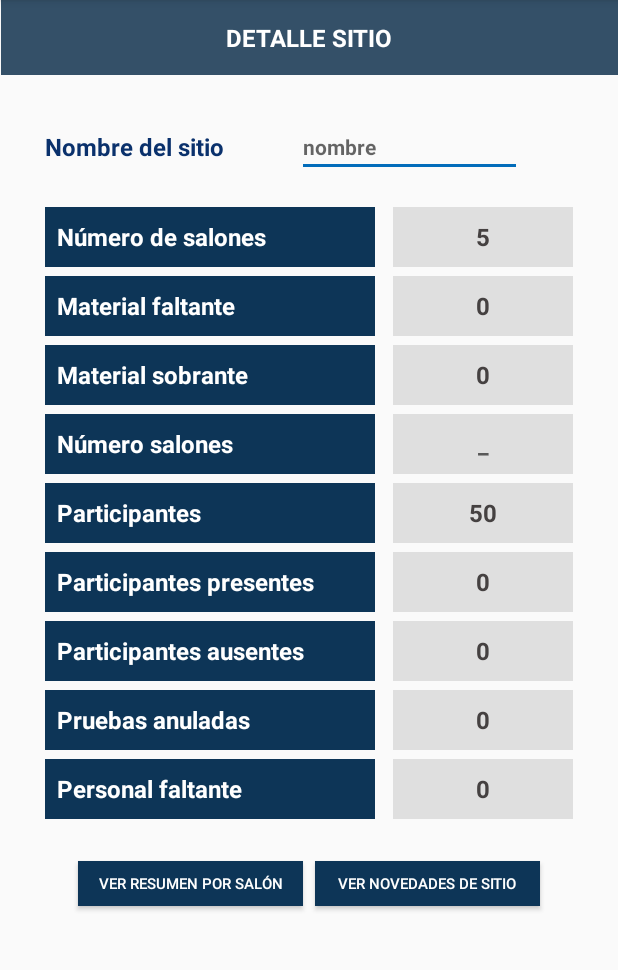
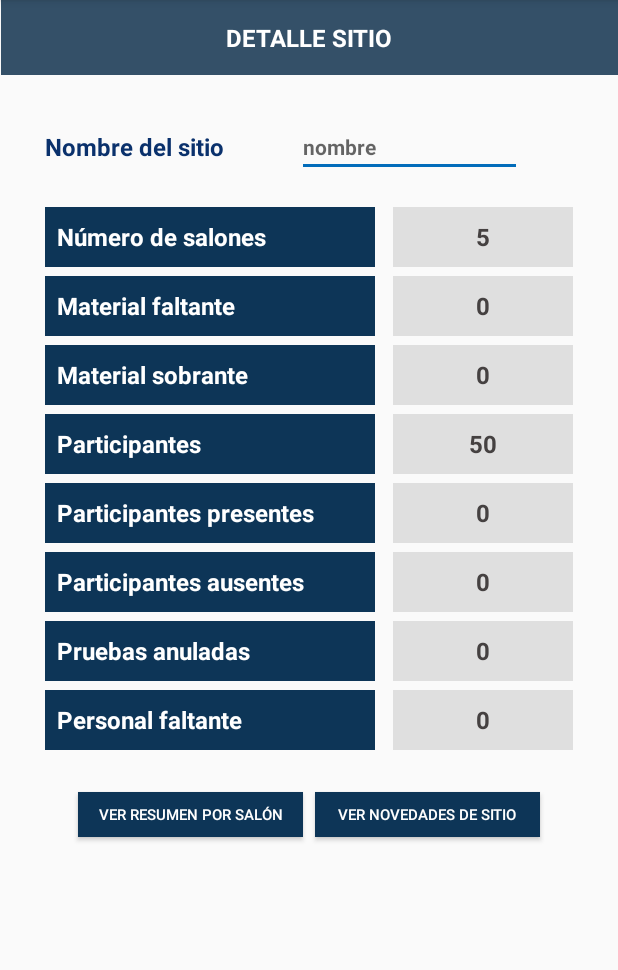
Before and after one commit to eduardo-thrash/LogisticApp, an Android app: the SiteDetailActivity screen opened directly, with no data from a screen before it, on a phone screen of 412 x 824 dp, the part 84-1054 px from its top. Run offline under Robolectric (Android 15) with nearby library versions, the phone set to English and light mode, and no system bars.

Commit message:
Adjustment style and additional field

```diff
--- a/LogisticAppProject/app/src/main/java/com/example/logisticappproject/SiteDetailActivity.java
+++ b/LogisticAppProject/app/src/main/java/com/example/logisticappproject/SiteDetailActivity.java
@@ -25,7 +25,6 @@ public class SiteDetailActivity extends AppCompatActivity {
     TextView SiteDetailRoomQuantityDetail;
     TextView SiteDetailMissingMaterialDetail;
     TextView SiteDetailAdditionalMaterialDetail;
-    TextView SiteDetailRoomNumberDetail;
     TextView SiteDetailParticipants;
     TextView SiteDetailParticipantsPresentDetail;
     TextView SiteDetailMissingParticipantsDetail;
@@ -80,7 +79,6 @@ public class SiteDetailActivity extends AppCompatActivity {
         SiteDetailRoomQuantityDetail = findViewById(R.id.lbl_site_detail_room_quantity_detail);
         SiteDetailMissingMaterialDetail = findViewById(R.id.lbl_site_detail_missing_material_detail);
         SiteDetailAdditionalMaterialDetail = findViewById(R.id.lbl_site_detail_additional_material_detail);
-        SiteDetailRoomNumberDetail = findViewById(R.id.lbl_site_detail_room_number_detail);
         SiteDetailParticipants= findViewById(R.id.lbl_site_detail_participants_detail);
         SiteDetailParticipantsPresentDetail= findViewById(R.id.lbl_site_detail_present_participants_detail);
         SiteDetailMissingParticipantsDetail = findViewById(R.id.lbl_site_missing_participant_detail);
--- a/LogisticAppProject/app/src/main/res/layout/activity_material_detail.xml
+++ b/LogisticAppProject/app/src/main/res/layout/activity_material_detail.xml
@@ -121,7 +121,11 @@
             android:layout_below="@+id/lbl_material_detail_status_title"
             android:layout_marginTop="2dp"
             android:layout_marginLeft="30dp"
-            android:textStyle="bold"/>
+            android:textStyle="bold"
+            android:background="#064508"
+            android:width="150dp"
+            android:height="20dp"
+            android:textColor="#FFFFFF"/>
 
         <TextView
             android:id="@+id/lbl_material_detail_room_boss_title"
--- a/LogisticAppProject/app/src/main/res/layout/activity_site_detail.xml
+++ b/LogisticAppProject/app/src/main/res/layout/activity_site_detail.xml
@@ -142,43 +142,10 @@
         android:gravity="center_horizontal|center_vertical"
         android:hint="_"
         android:textColor="#454141"
-
         android:textSize="16sp"
         android:textStyle="bold"
         app:layout_constraintEnd_toEndOf="parent"
         app:layout_constraintTop_toBottomOf="@+id/lbl_site_detail_missing_material_detail" />
-
-    <TextView
-        android:id="@+id/lbl_site_detail_room_number_title"
-        android:layout_width="220dp"
-        android:layout_height="40dp"
-        android:layout_marginStart="30dp"
-        android:layout_marginLeft="30dp"
-        android:layout_marginTop="6dp"
-        android:background="#0D3557"
-        android:gravity="center_vertical"
-        android:text="  Número salones"
-        android:textColor="#FFFFFF"
-        android:textSize="16sp"
-        android:textStyle="bold"
-        app:layout_constraintStart_toStartOf="parent"
-        app:layout_constraintTop_toBottomOf="@+id/lbl_site_detail_additional_material_title" />
-
-    <TextView
-        android:id="@+id/lbl_site_detail_room_number_detail"
-        android:layout_width="120dp"
-        android:layout_height="40dp"
-        android:layout_marginTop="6dp"
-        android:layout_marginEnd="30dp"
-        android:layout_marginRight="30dp"
-        android:background="#DFDFDF"
-        android:gravity="center_horizontal|center_vertical"
-        android:hint="_"
-        android:textColor="#454141"
-        android:textSize="16sp"
-        android:textStyle="bold"
-        app:layout_constraintEnd_toEndOf="parent"
-        app:layout_constraintTop_toBottomOf="@+id/lbl_site_detail_additional_material_detail" />
 
     <TextView
         android:id="@+id/lbl_site_detail_participants"
@@ -194,7 +161,7 @@
         android:textSize="16sp"
         android:textStyle="bold"
         app:layout_constraintStart_toStartOf="parent"
-        app:layout_constraintTop_toBottomOf="@+id/lbl_site_detail_room_number_title" />
+        app:layout_constraintTop_toBottomOf="@+id/lbl_site_detail_additional_material_title" />
 
     <TextView
         android:id="@+id/lbl_site_detail_participants_detail"
@@ -210,7 +177,7 @@
         android:textSize="16sp"
         android:textStyle="bold"
         app:layout_constraintEnd_toEndOf="parent"
-        app:layout_constraintTop_toBottomOf="@+id/lbl_site_detail_room_number_detail" />
+        app:layout_constraintTop_toBottomOf="@+id/lbl_site_detail_additional_material_detail" />
 
     <TextView
         android:id="@+id/lbl_site_detail_present_participants_title"
--- a/LogisticAppProject/app/src/main/res/layout/activity_test_detail.xml
+++ b/LogisticAppProject/app/src/main/res/layout/activity_test_detail.xml
@@ -23,10 +23,6 @@
             android:textStyle="bold"
             android:padding="20dp"/>
 
-
-
-
-
         <TextView
             android:id="@+id/lbl_test_detail_code_title"
             android:layout_width="wrap_content"
@@ -45,14 +41,11 @@
             android:layout_below="@+id/lbl_test_detail_code_title"
             android:layout_marginTop="2dp"
             android:layout_marginLeft="30dp"
-            android:textStyle="bold"/>
-
-
-
-
-
-
-
+            android:textStyle="bold"
+            android:background="@color/colorPrimary"
+            android:width="150dp"
+            android:height="20dp"
+            android:textColor="#FFFFFF"/>
 
         <TextView
             android:id="@+id/lbl_test_detail_site_name_title"
```
